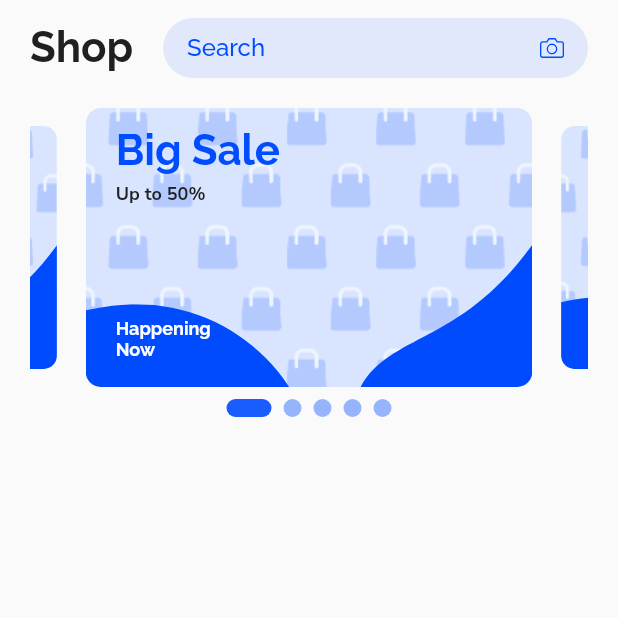
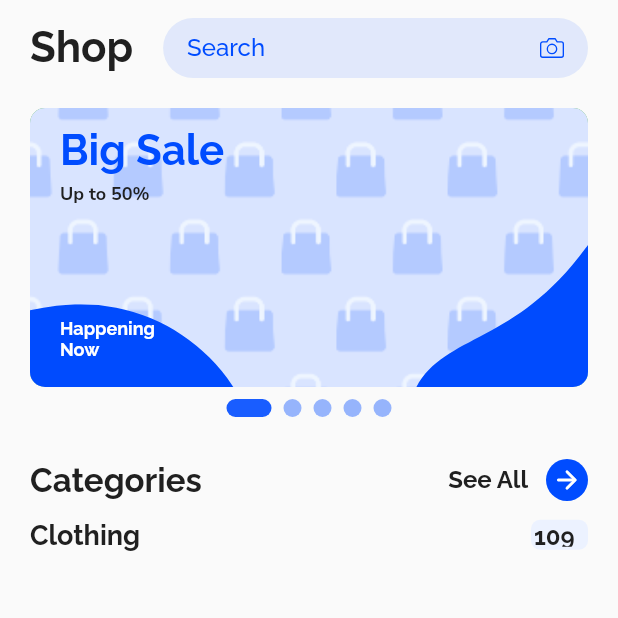
Before and after one commit to MotasemZiad/Slada, a Flutter app: the HomeScreen screen opened directly, on a phone screen of 412 x 824 dp, the top half of it. Run offline on Flutter 3.47's test engine with Material 2 defaults, Android fonts, the phone set to English and light mode, and no system bars; drawn by our look-alikes of carousel_slider; our stand-ins replace dotted_border, flutter_svg, get, google_fonts.

Commit message:
some updates

```diff
--- a/lib/screens/home/home_screen.dart
+++ b/lib/screens/home/home_screen.dart
@@ -3,6 +3,7 @@ import 'package:flutter/material.dart';
 import 'package:flutter_svg/flutter_svg.dart';
 import 'package:slada/utils/color_manager.dart';
 import 'package:slada/utils/font_manager.dart';
+import 'package:slada/widgets/custom_row.dart';
 import 'package:slada/widgets/shop_slider.dart';
 
 class HomeScreen extends StatefulWidget {
@@ -93,6 +94,7 @@ class _HomeScreenState extends State<HomeScreen> {
                 items: slidersList,
                 carouselController: _controller,
                 options: CarouselOptions(
+                  viewportFraction: 1.0,
                   autoPlay: true,
                   enlargeCenterPage: true,
                   aspectRatio: 2.0,
@@ -126,6 +128,75 @@ class _HomeScreenState extends State<HomeScreen> {
                   );
                 }).toList(),
               ),
+              const SizedBox(
+                height: 20,
+              ),
+              CustomRow(
+                leading: 'Categories',
+                trailing: "See All",
+                onTap: () {},
+              ),
+              const SizedBox(
+                height: 12.0,
+              ),
+              Column(
+                children: [
+                  Row(
+                    children: const [],
+                  ),
+                  Row(
+                    children: const [],
+                  ),
+                  Row(
+                    mainAxisAlignment: MainAxisAlignment.spaceBetween,
+                    children: [
+                      Text(
+                        "Clothing",
+                        style: FontManager.raleway.copyWith(
+                          fontSize: 18,
+                          fontWeight: FontWeight.bold,
+                          color: ColorManager.black2Color,
+                        ),
+                      ),
+                      Container(
+                        width: 38,
+                        height: 20,
+                        decoration: const BoxDecoration(
+                          borderRadius: BorderRadius.all(
+                            Radius.circular(6.0),
+                          ),
+                          color: ColorManager.skyBlue2Color,
+                        ),
+                        child: Padding(
+                          padding: const EdgeInsets.all(2.0),
+                          child: Text(
+                            "109",
+                            style: FontManager.raleway.copyWith(
+                              fontSize: 16,
+                              fontWeight: FontWeight.bold,
+                              color: ColorManager.black2Color,
+                            ),
+                          ),
+                        ),
+                      )
+                    ],
+                  ),
+                ],
+              )
+              // GridView.builder(
+              //   shrinkWrap: true,
+              //   gridDelegate: const SliverGridDelegateWithFixedCrossAxisCount(
+              //     crossAxisCount: 2,
+              //     mainAxisSpacing: 6,
+              //     crossAxisSpacing: 6,
+              //   ),
+              //   itemBuilder: (context, x) => Container(
+              //     width: 165,
+              //     height: 200,
+              //     color: Colors.red,
+              //   ),
+              //   itemCount: 4,
+              // ),
             ],
           ),
         ),
--- /dev/null
+++ b/lib/widgets/custom_row.dart
@@ -0,0 +1,61 @@
+import 'package:flutter/material.dart';
+import 'package:slada/utils/font_manager.dart';
+
+import '../utils/color_manager.dart';
+
+class CustomRow extends StatelessWidget {
+  const CustomRow({
+    Key? key,
+    required this.leading,
+    this.trailing,
+    this.onTap,
+  }) : super(key: key);
+  final String leading;
+  final String? trailing;
+  final void Function()? onTap;
+  @override
+  Widget build(BuildContext context) {
+    return Row(
+      children: [
+        Text(
+          leading,
+          style: FontManager.raleway.copyWith(
+            fontSize: 22.0,
+            fontWeight: FontWeight.bold,
+            color: ColorManager.black2Color,
+          ),
+        ),
+        const Spacer(),
+        trailing == null
+            ? const SizedBox()
+            : Row(
+                children: [
+                  Text(
+                    trailing ?? "",
+                    style: FontManager.raleway.copyWith(
+                      fontSize: 16,
+                      fontWeight: FontWeight.bold,
+                      color: ColorManager.black2Color,
+                    ),
+                  ),
+                  const SizedBox(
+                    width: 12.0,
+                  ),
+                  GestureDetector(
+                    onTap: onTap,
+                    child: const CircleAvatar(
+                      backgroundColor: ColorManager.primaryColor,
+                      radius: 14.0,
+                      foregroundColor: ColorManager.whiteColor,
+                      child: Icon(
+                        Icons.arrow_forward_rounded,
+                        size: 20.0,
+                      ),
+                    ),
+                  ),
+                ],
+              ),
+      ],
+    );
+  }
+}
--- a/lib/widgets/shop_slider.dart
+++ b/lib/widgets/shop_slider.dart
@@ -10,14 +10,11 @@ class ShopSlider extends StatelessWidget {
 
   @override
   Widget build(BuildContext context) {
-    return ClipRRect(
-      borderRadius: const BorderRadius.all(
-        Radius.circular(10.0),
-      ),
-      child: Container(
+    return Container(
       height: 140.0,
       width: double.infinity,
       decoration: const BoxDecoration(
+        color: Colors.green,
         borderRadius: BorderRadius.all(
           Radius.circular(10.0),
         ),
@@ -25,6 +22,10 @@ class ShopSlider extends StatelessWidget {
           image: AssetImage('assets/images/carousel.png'),
           fit: BoxFit.cover,
         ),
+      ),
+      child: ClipRRect(
+        borderRadius: const BorderRadius.all(
+          Radius.circular(10.0),
         ),
         child: Stack(
           children: [
@@ -80,7 +81,7 @@ class ShopSlider extends StatelessWidget {
                       fontSize: 12,
                       color: ColorManager.whiteColor,
                     ),
-                  )
+                  ),
                 ],
               ),
             ),
```
Lines whose indentation alone changed are shown as unchanged.
